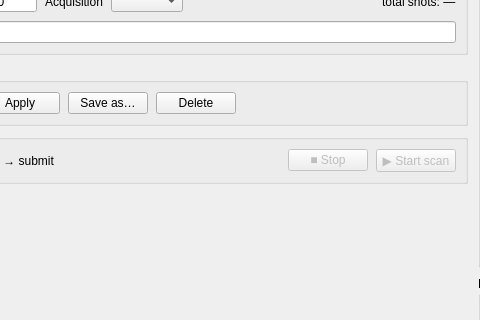
First picture: the form in GEECS-Console/geecs_console/app/ui/main_window.ui, repository GEECS-BELLA/GEECS-Plugins, before the edit; both pictures show x 406 to 886 and y 228 to 548 of the 1190 by 629 pixel window.
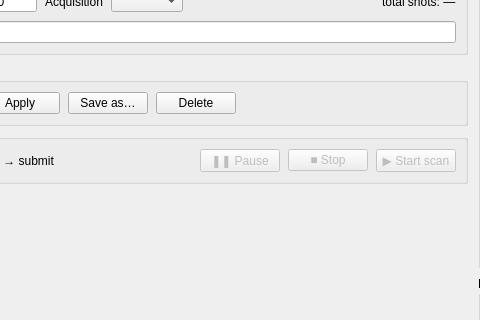
Second picture: the form after the edit.

Commit message: GeecsBluesky 0.45.0 + GEECS-Console 0.17.0: standalone operator Pause/Resume button (#552 follow-up)

```diff
--- a/GEECS-Console/geecs_console/app/ui/main_window.ui
+++ b/GEECS-Console/geecs_console/app/ui/main_window.ui
@@ -743,6 +743,16 @@
             </property>
            </spacer>
           </item>
+          <item>
+           <widget class="QPushButton" name="r5_pause_button">
+            <property name="text">
+             <string>❚❚ Pause</string>
+            </property>
+            <property name="enabled">
+             <bool>false</bool>
+            </property>
+           </widget>
+          </item>
           <item>
            <widget class="QPushButton" name="r5_stop_button">
             <property name="text">
```
The commit also changes 11 other files.
